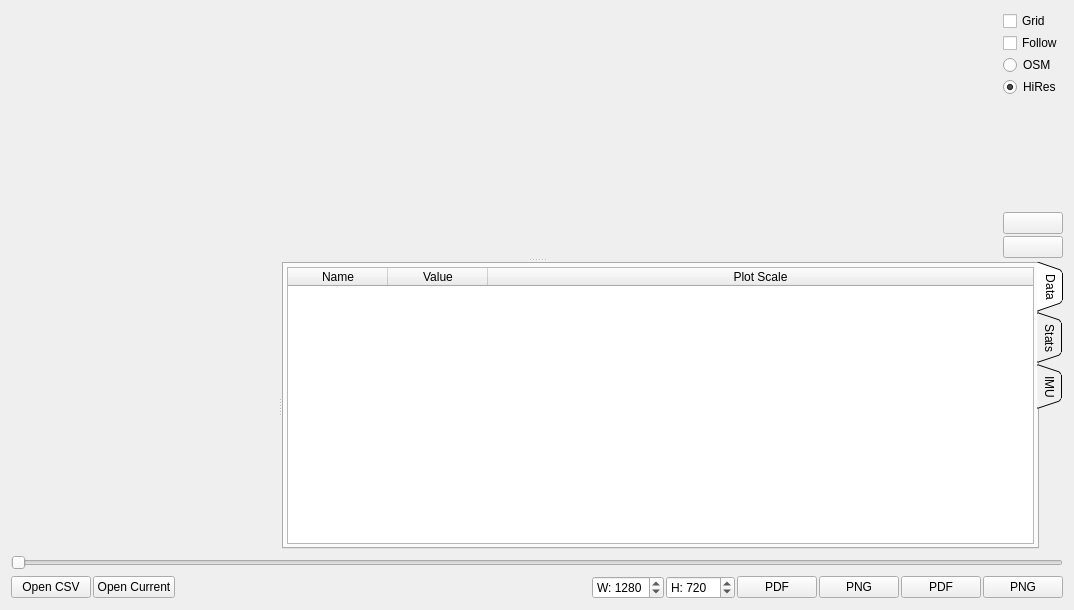
Old version of the form pages/pageloganalysis.ui in the repository vedderb/vesc_tool.
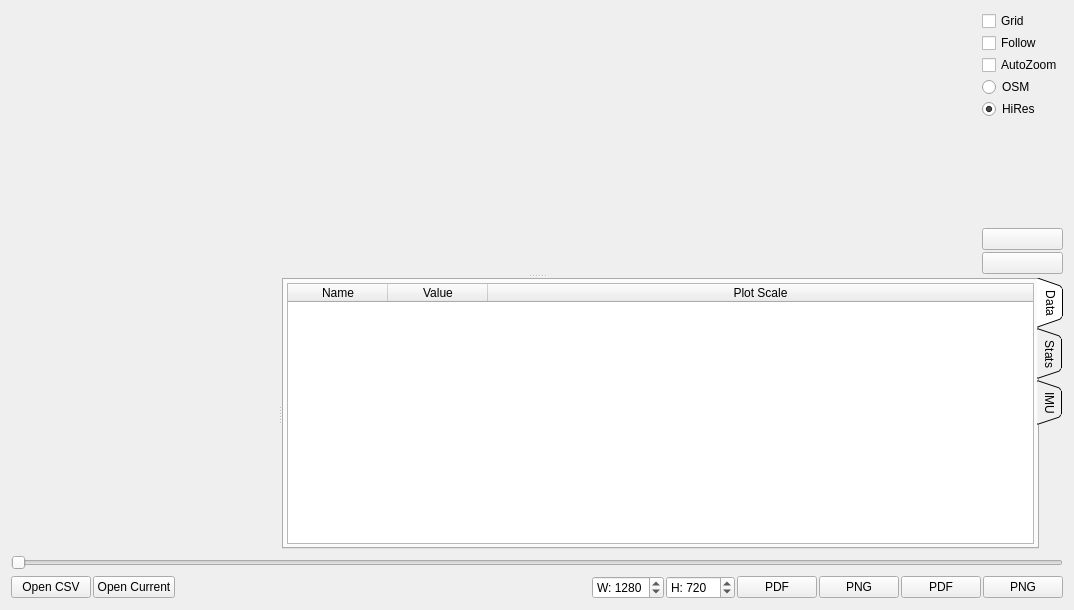
New version of the form. Icons and pictures are not drawn. Custom widgets are drawn as their Qt base class.

Diff of the .ui file:
```diff
--- a/pages/pageloganalysis.ui
+++ b/pages/pageloganalysis.ui
@@ -56,6 +56,16 @@
            </property>
           </widget>
          </item>
+         <item>
+          <widget class="QCheckBox" name="autoZoomBox">
+           <property name="toolTip">
+            <string>Zoom in on trajectory when zooming in on data.</string>
+           </property>
+           <property name="text">
+            <string>AutoZoom</string>
+           </property>
+          </widget>
+         </item>
          <item>
           <widget class="QRadioButton" name="tilesOsmButton">
            <property name="toolTip">
```
